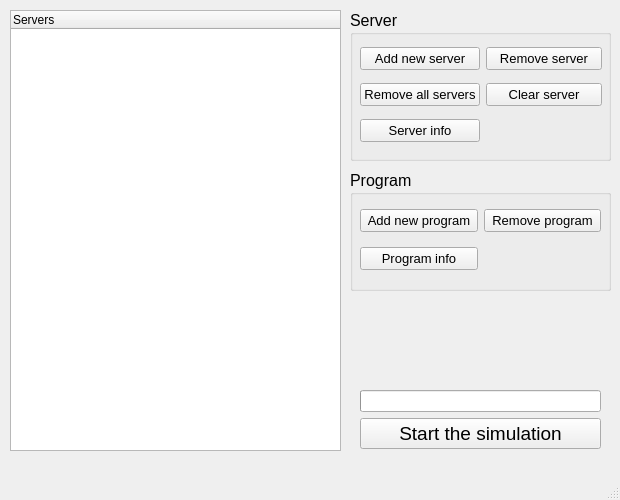
Above: 2-sem/lab3b/Windows/mainwindow.ui from Megarekrut65/OOP-labs before the change. Below: the same form after it.
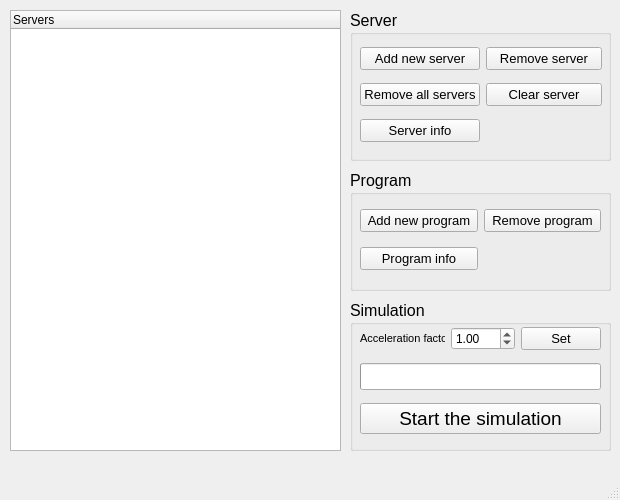
That is the form after the change.

```diff
--- a/2-sem/lab3b/Windows/mainwindow.ui
+++ b/2-sem/lab3b/Windows/mainwindow.ui
@@ -209,16 +209,82 @@
      </layout>
     </widget>
    </widget>
+   <widget class="QGroupBox" name="groupBoxSimulation">
+    <property name="geometry">
+     <rect>
+      <x>350</x>
+      <y>300</y>
+      <width>261</width>
+      <height>151</height>
+     </rect>
+    </property>
+    <property name="font">
+     <font>
+      <pointsize>12</pointsize>
+     </font>
+    </property>
+    <property name="title">
+     <string>Simulation</string>
+    </property>
    <widget class="QWidget" name="verticalLayoutWidget">
     <property name="geometry">
      <rect>
-      <x>360</x>
-      <y>390</y>
+       <x>10</x>
+       <y>20</y>
       <width>241</width>
-      <height>60</height>
+       <height>121</height>
      </rect>
     </property>
     <layout class="QVBoxLayout" name="verticalLayout">
+      <item>
+       <layout class="QHBoxLayout" name="horizontalLayout">
+        <item>
+         <widget class="QLabel" name="label">
+          <property name="font">
+           <font>
+            <pointsize>8</pointsize>
+           </font>
+          </property>
+          <property name="text">
+           <string>Acceleration factor</string>
+          </property>
+         </widget>
+        </item>
+        <item>
+         <widget class="QDoubleSpinBox" name="doubleSpinBoxFactor">
+          <property name="font">
+           <font>
+            <pointsize>9</pointsize>
+           </font>
+          </property>
+          <property name="minimum">
+           <double>0.010000000000000</double>
+          </property>
+          <property name="maximum">
+           <double>100.000000000000000</double>
+          </property>
+          <property name="singleStep">
+           <double>0.010000000000000</double>
+          </property>
+          <property name="value">
+           <double>1.000000000000000</double>
+          </property>
+         </widget>
+        </item>
+        <item>
+         <widget class="QPushButton" name="pushButtonSetFactor">
+          <property name="font">
+           <font>
+            <pointsize>10</pointsize>
+           </font>
+          </property>
+          <property name="text">
+           <string>Set</string>
+          </property>
+         </widget>
+        </item>
+       </layout>
+      </item>
      <item>
       <widget class="QProgressBar" name="progressBar">
        <property name="value">
@@ -242,6 +308,7 @@
       </widget>
      </item>
     </layout>
+    </widget>
    </widget>
   </widget>
   <widget class="QMenuBar" name="menubar">
```
Lines whose indentation alone changed are shown as unchanged.
